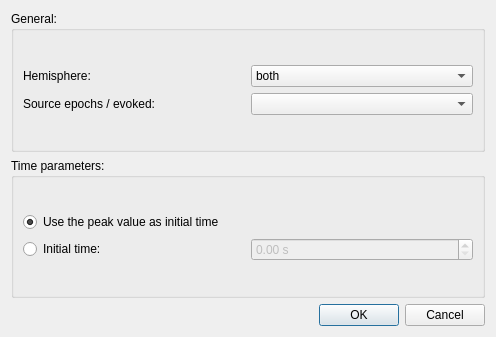
Qt form qt4Designer_ui_files/stcPlotDialogUi.ui (cibr-jyu/meggie) before a commit.
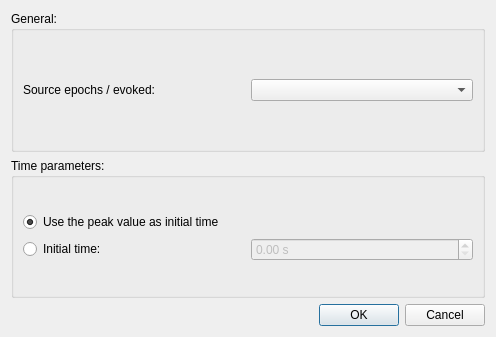
The same form after that commit.

Commit message: Update stc plots, fix things and clean up

The edit to the form file:
```diff
--- a/qt4Designer_ui_files/stcPlotDialogUi.ui
+++ b/qt4Designer_ui_files/stcPlotDialogUi.ui
@@ -35,36 +35,6 @@
      <layout class="QGridLayout" name="gridLayout_6">
       <item row="0" column="0">
        <layout class="QVBoxLayout" name="verticalLayout_2">
-        <item>
-         <layout class="QHBoxLayout" name="horizontalLayout_4">
-          <item>
-           <widget class="QLabel" name="labelHemi">
-            <property name="text">
-             <string>Hemisphere:</string>
-            </property>
-           </widget>
-          </item>
-          <item>
-           <widget class="QComboBox" name="comboBoxHemi">
-            <item>
-             <property name="text">
-              <string>both</string>
-             </property>
-            </item>
-            <item>
-             <property name="text">
-              <string>left</string>
-             </property>
-            </item>
-            <item>
-             <property name="text">
-              <string>right</string>
-             </property>
-            </item>
-           </widget>
-          </item>
-         </layout>
-        </item>
         <item>
          <layout class="QHBoxLayout" name="horizontalLayout">
           <item>
```
The commit also changes 20 other files.
